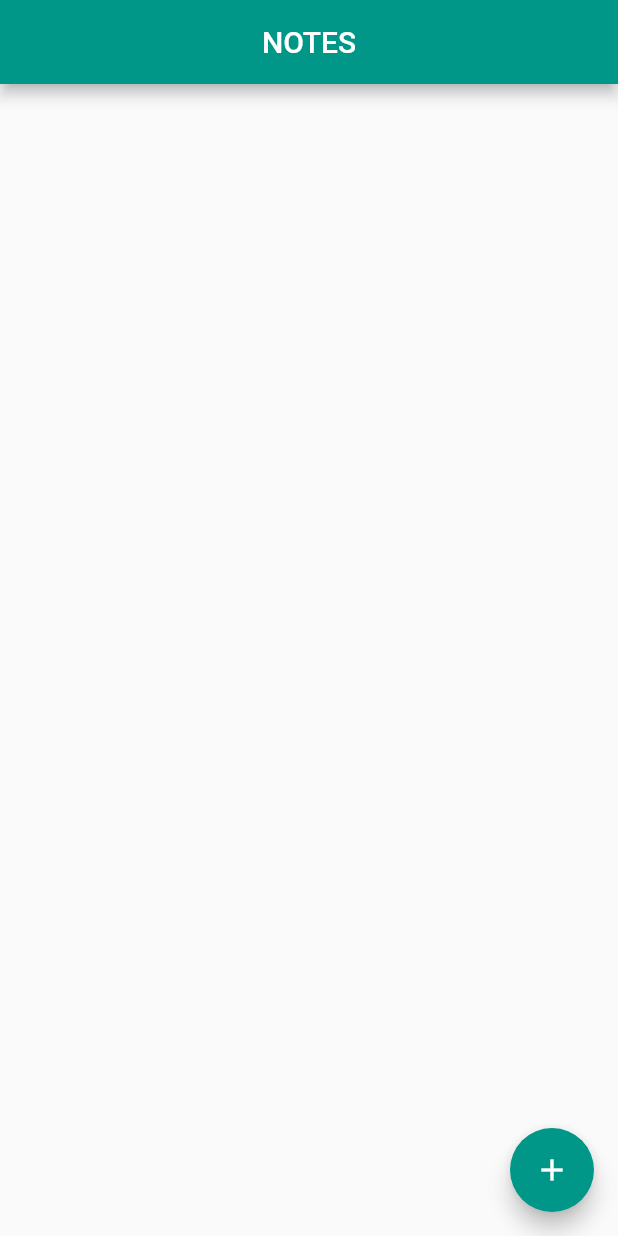
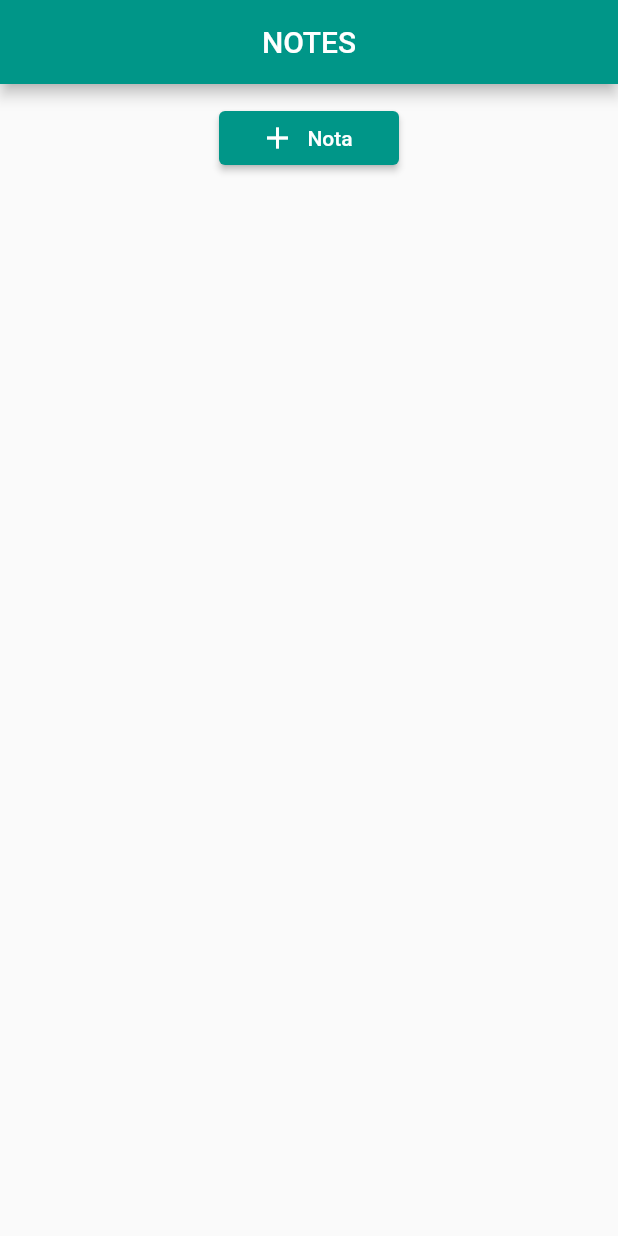
Before and after one commit to yara403/note, a Flutter app: the screen it shows after launch, on a phone screen of 412 x 824 dp. Run offline on Flutter 3.47's test engine with Material 2 defaults, Android fonts, the phone set to English and light mode, and no system bars.

Commit message:
Alteraçao do botao de adicionar nota na pagina home

```diff
--- a/lib/home/home_page.dart
+++ b/lib/home/home_page.dart
@@ -17,11 +17,40 @@ class _HomePageState extends State<HomePage> {
         centerTitle: true,
       ),
       body: SingleChildScrollView(
-        child: NoteCardWidget(
-          notes: notes,
+        child: Padding(
+          padding: const EdgeInsets.all(8.0),
+          child: Column(
+            mainAxisAlignment: MainAxisAlignment.spaceEvenly,
+            children: [
+              NoteCardWidget(
+                notes: notes,
+              ),
+              Padding(
+                padding: const EdgeInsets.all(4.0),
+                child: Row(
+                  mainAxisAlignment: MainAxisAlignment.center,
+                  children: [
+                    SizedBox(
+                      width: 120,
+                      child: ElevatedButton.icon(
+                          onPressed: () async {
+                            var description = await Navigator.pushNamed(
+                                context, '/create-note');
+                            setState(() {
+                              notes.add(description! as String);
+                            });
+                          },
+                          icon: Icon(Icons.add),
+                          label: Text('Nota')),
+                    ),
+                  ],
+                ),
+              ),
+            ],
+          ),
         ),
       ),
-      floatingActionButton: FloatingActionButton(
+      /*floatingActionButton: FloatingActionButton(
         onPressed: () async {
           var description = await Navigator.pushNamed(context, '/create-note');
           setState(() {
@@ -29,7 +58,7 @@ class _HomePageState extends State<HomePage> {
           });
         },
         child: Icon(Icons.add),
-      ),
+      ),*/
     );
   }
 }
```
